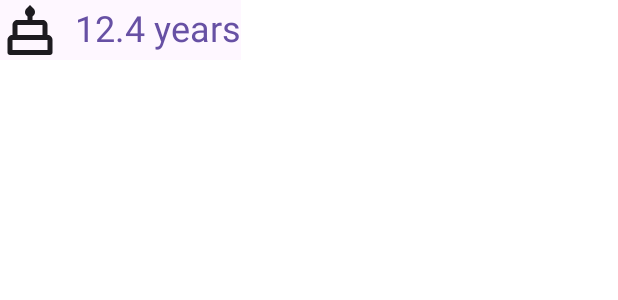
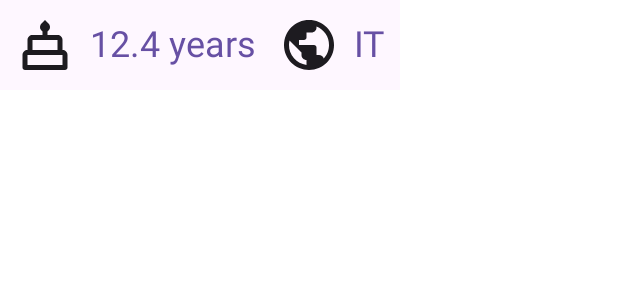
Before and after one commit to HtmlIsBetterThanC/SteamDex, an Android app built with Jetpack Compose: the @Preview function TopAppBarDetailsPreview, on a phone screen of 412 x 824 dp. Shown: the top 300 px of the screen. Run offline under Robolectric (Android 15) with nearby library versions, the phone set to English and light mode, and no system bars.

Commit message:
fix: fixed TopAppBarDetails

```diff
--- a/app/src/main/java/ict/android/steamdex/ui/components/TopAppBarDetails.kt
+++ b/app/src/main/java/ict/android/steamdex/ui/components/TopAppBarDetails.kt
@@ -4,6 +4,7 @@ import androidx.annotation.DrawableRes
 import androidx.annotation.StringRes
 import androidx.compose.foundation.layout.Arrangement
 import androidx.compose.foundation.layout.Row
+import androidx.compose.foundation.layout.padding
 import androidx.compose.foundation.layout.size
 import androidx.compose.material3.Icon
 import androidx.compose.material3.MaterialTheme
@@ -21,6 +22,34 @@ import ict.android.steamdex.ui.theme.SteamDexTheme
 
 @Composable
 fun TopAppBarDetails(
+    @DrawableRes firstIconId: Int,
+    @StringRes firstIconDescriptionId: Int,
+    firstTitle: String,
+    @DrawableRes secondIconId: Int,
+    @StringRes secondIconDescriptionId: Int,
+    secondTitle: String,
+    modifier: Modifier = Modifier
+) {
+    Row(
+        modifier = modifier.padding(10.dp),
+        horizontalArrangement = Arrangement.spacedBy(15.dp),
+        verticalAlignment = Alignment.CenterVertically
+    ) {
+        SingleDetail(
+            iconId = firstIconId,
+            iconDescriptionId = firstIconDescriptionId,
+            title = firstTitle,
+        )
+        SingleDetail(
+            iconId = secondIconId,
+            iconDescriptionId = secondIconDescriptionId,
+            title = secondTitle,
+        )
+    }
+}
+
+@Composable
+private fun SingleDetail(
     @DrawableRes iconId: Int,
     @StringRes iconDescriptionId: Int,
     title: String,
@@ -51,9 +80,13 @@ private fun TopAppBarDetailsPreview() {
     SteamDexTheme {
         Surface {
             TopAppBarDetails(
-                iconId = R.drawable.age,
-                iconDescriptionId = R.string.profile_age_icon_description,
-                title = "12.4 years"
+                firstIconId = R.drawable.age,
+                firstIconDescriptionId = R.string.profile_age_icon_description,
+                firstTitle = "12.4 years",
+                secondIconId = R.drawable.country_code,
+                secondIconDescriptionId = R.string.profile_country_code_description,
+                secondTitle = "IT"
+
             )
         }
     }
```
